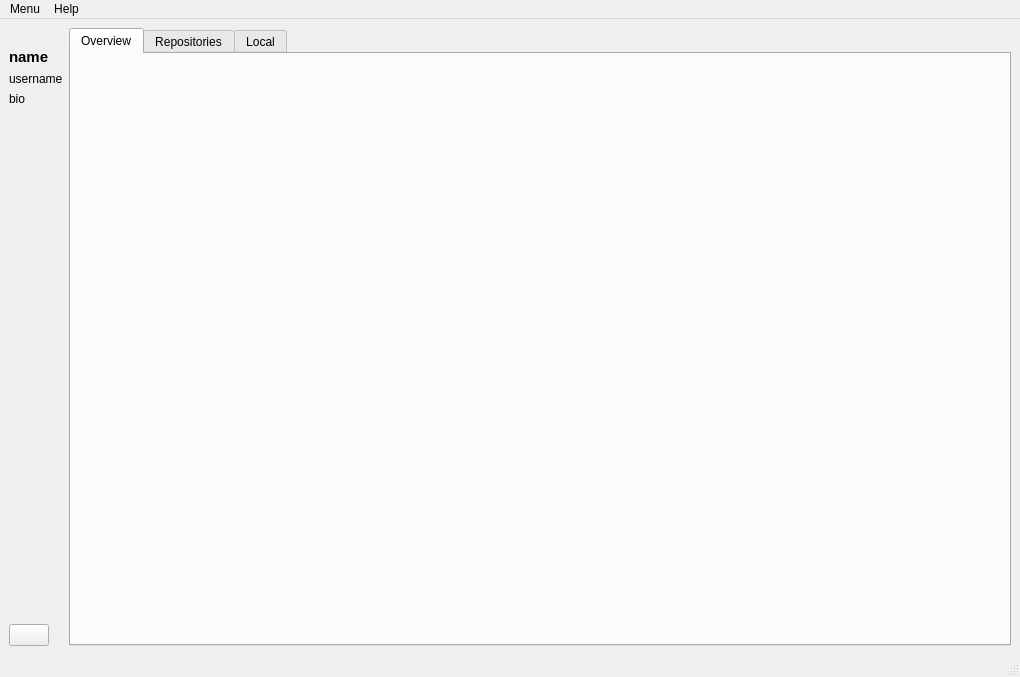
Old version of the form ui/mainwindow.ui in the repository DomiTP/GitHub-Manager.
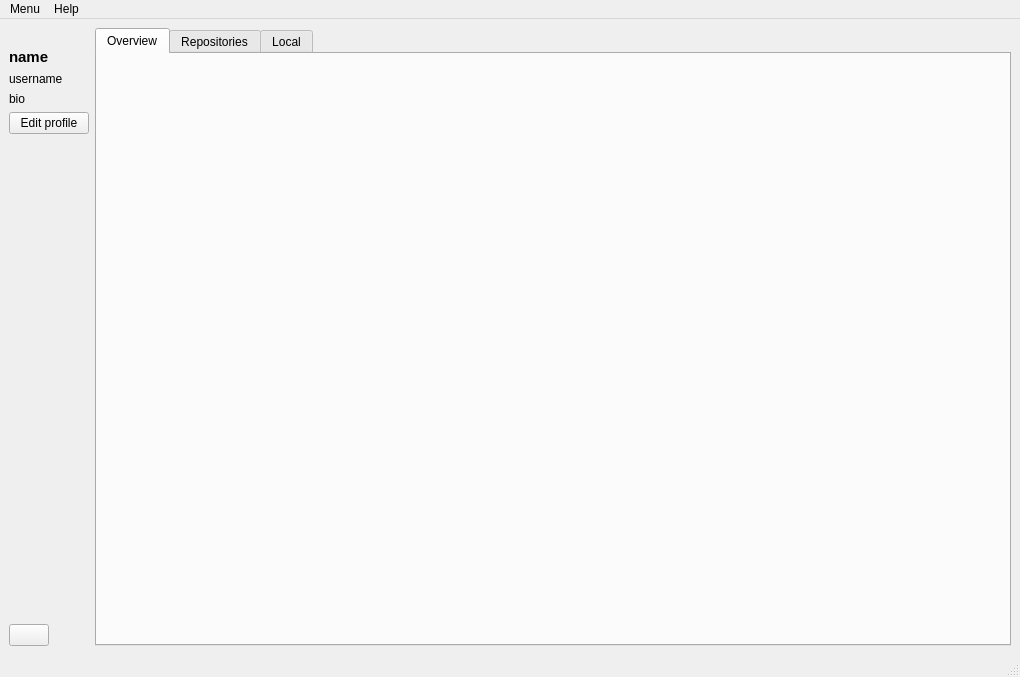
New version of the form. The open tabs and pages were chosen to show the change. Icons and pictures are not drawn. Custom widgets are drawn as their Qt base class.

The edit to the form file:
```diff
--- a/ui/mainwindow.ui
+++ b/ui/mainwindow.ui
@@ -81,6 +81,13 @@
         </property>
        </widget>
       </item>
+         <item>
+             <widget class="QPushButton" name="editProfileButton">
+                 <property name="text">
+                     <string>Edit profile</string>
+                 </property>
+             </widget>
+         </item>
       <item>
        <widget class="IconLabel" name="companyWidget" native="true">
         <property name="sizePolicy">
```
Left out of the diff: 5 changed lines with no effect on the pictures. Lines whose indentation alone changed are shown as unchanged.
